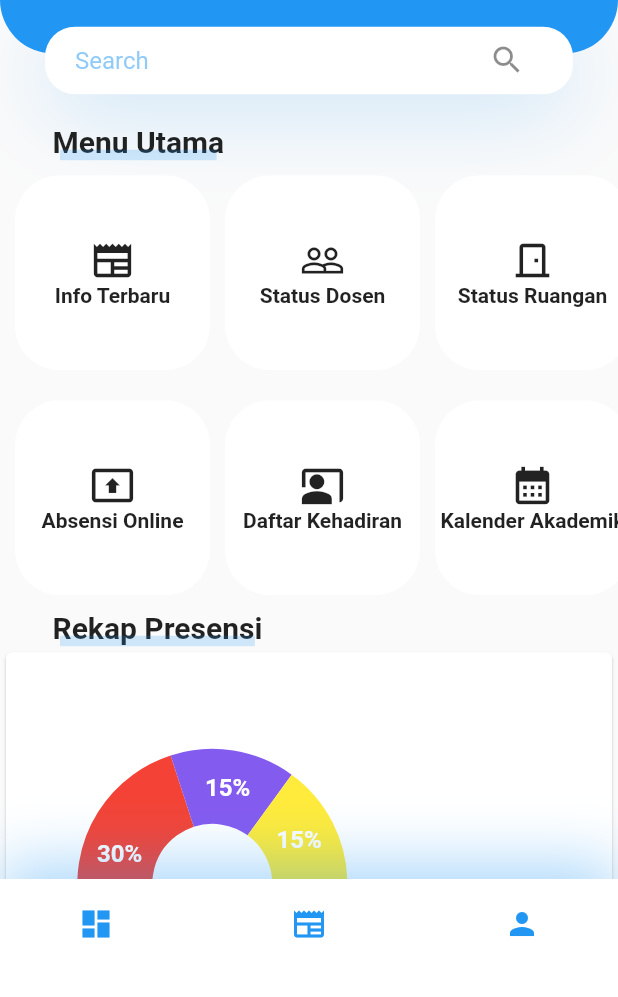
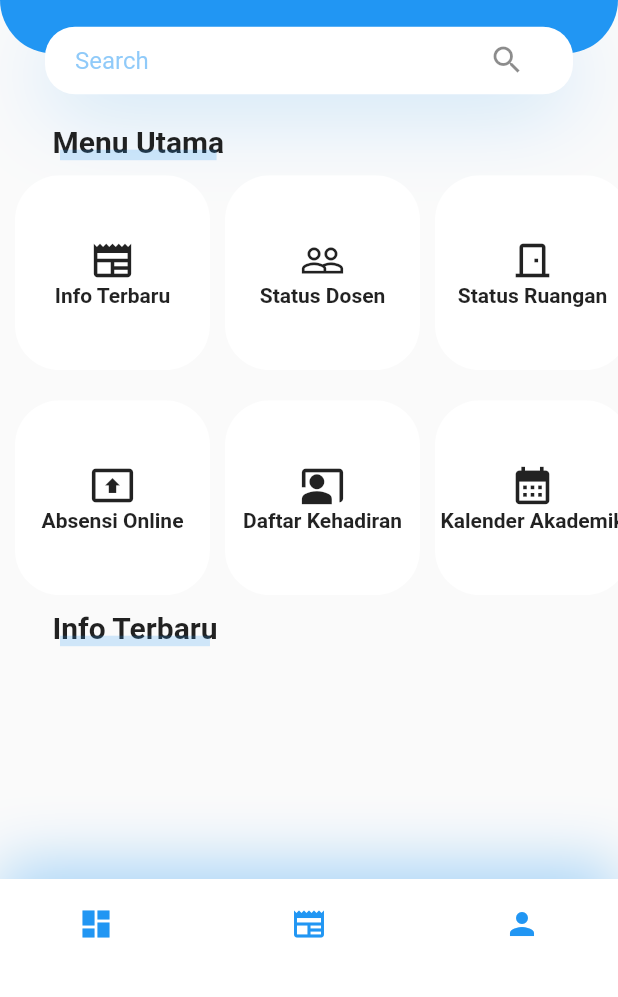
Before and after one commit to bintangpz/smart_polnes, a Flutter app: the Dashboard screen opened directly, on a phone screen of 412 x 824 dp, the part 237-1234 px from its top. Run offline on Flutter 3.47's test engine with Material 2 defaults, Android fonts, the phone set to English and light mode, and no system bars; drawn by our look-alikes of fl_chart; our stand-ins replace flutter_login, introduction_screen.

Commit message:
modified:   lib/body.dart 	renamed:    lib/mainpage/presensi_kehadiran.dart -> lib/content/absensi_online/presensi_kehadiran.dart 	modified:   lib/mainpage/menu_kedua.dart

```diff
--- a/lib/body.dart
+++ b/lib/body.dart
@@ -2,7 +2,7 @@ import 'package:flutter/material.dart';
 import 'package:smart_polnes/mainpage/header_with_searchbox.dart';
 import 'package:smart_polnes/mainpage/menu_pertama.dart';
 import 'package:smart_polnes/mainpage/menu_kedua.dart';
-import 'package:smart_polnes/mainpage/presensi_kehadiran.dart';
+import 'package:smart_polnes/content/absensi_online/presensi_kehadiran.dart';
 import 'package:smart_polnes/mainpage/title_with_more_btn.dart';
 
 
@@ -23,10 +23,9 @@ class Body extends StatelessWidget {
         MenuKedua(),
 
         TitleWithMoreBtn(
-          title: "Rekap Presensi",
+          title: "Info Terbaru",
           press: () {},
           ),
-        PresensiKehadiran(),
         ]
       ),
     );
```
Also changed, not shown: lib/mainpage/menu_kedua.dart (+9 -2 lines), lib/content/absensi_online/presensi_kehadiran.dart (renamed from lib/mainpage/presensi_kehadiran.dart).
